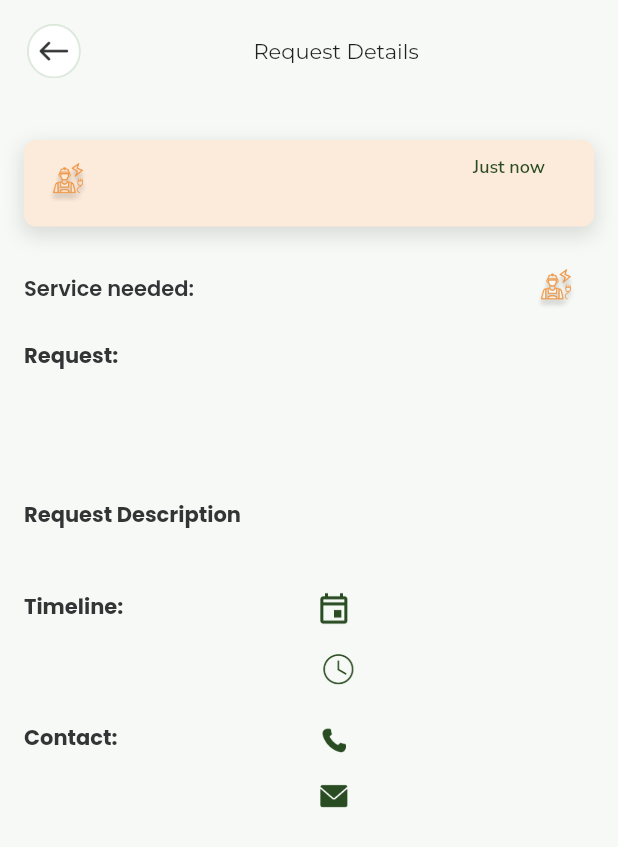
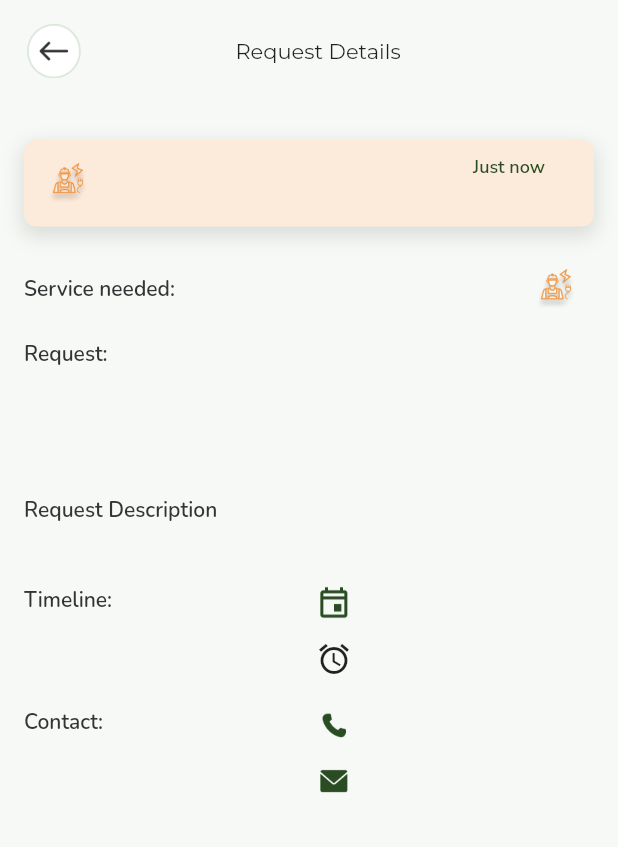
Before and after one commit to Abja-Estate/mobile-tenant, a Flutter app: the ViewRequest screen opened directly with empty values, on a phone screen of 412 x 824 dp. Shown: the top 847 px of the screen. Run offline on Flutter 3.47's test engine with Material 2 defaults, Android fonts, the phone set to English and light mode, and no system bars; our stand-ins replace awesome_notifications, buttons_tabbar, cached_network_image, carousel_slider, dotted_border, email_validator and 12 more; missing offline and left inert: dart:ffi, image_stack; accounts and stored records are empty; network calls fail.

Commit message:
corrected alignment issues.

```diff
--- a/lib/views/request/view_request/view_request.dart
+++ b/lib/views/request/view_request/view_request.dart
@@ -57,7 +57,7 @@ class _ViewRequestState extends State<ViewRequest> {
                         ),
                       ),
                       Text("Request Details"),
-                      Text("")
+                   SizedBox(width: 24,)
                     ],
                   ),
                 ),
@@ -151,7 +151,7 @@ class _ViewRequestState extends State<ViewRequest> {
                   children: [
                     Text(
                       "Service needed:",
-                      style: AppFonts.boldText.copyWith(
+                     style: AppFonts.bodyText.copyWith(
                           color: Pallete.text,
                           fontSize: 14,
                           fontWeight: FontWeight.w600),
@@ -184,10 +184,10 @@ class _ViewRequestState extends State<ViewRequest> {
                   children: [
                     Text(
                       "Request:",
-                      style: AppFonts.boldText.copyWith(
+                     style: AppFonts.bodyText.copyWith(
                           color: Pallete.text,
                           fontSize: 14,
-                          fontWeight: FontWeight.bold),
+                                  fontWeight: FontWeight.w600),
                     ),
                     SizedBox(
                       height: _getSize.height * 0.008,
@@ -225,10 +225,10 @@ class _ViewRequestState extends State<ViewRequest> {
                   children: [
                     Text(
                       "Request Description",
-                      style: AppFonts.boldText.copyWith(
+                      style: AppFonts.bodyText.copyWith(
                           color: Pallete.text,
                           fontSize: 14,
-                          fontWeight: FontWeight.bold),
+                                     fontWeight: FontWeight.w600),
                     ),
                     SizedBox(
                       height: _getSize.height * 0.005,
@@ -250,10 +250,10 @@ class _ViewRequestState extends State<ViewRequest> {
                   children: [
                     Text(
                       "Timeline:",
-                      style: AppFonts.boldText.copyWith(
+                     style: AppFonts.bodyText.copyWith(
                           color: Pallete.text,
                           fontSize: 14,
-                          fontWeight: FontWeight.bold),
+                          fontWeight: FontWeight.w600),
                     ),
                     SizedBox(
                       height: _getSize.height * 0.005,
@@ -283,12 +283,17 @@ class _ViewRequestState extends State<ViewRequest> {
                           SizedBox(
                             height: _getSize.height * 0.015,
                           ),
+                          SizedBox(
+                              width: _getSize.width * 0.6,
+                            child: Row(mainAxisAlignment: MainAxisAlignment.spaceBetween,
+                              children: [
                                 Row(
+
+
                                   children: [
-                              Image.asset(
-                                AppImages.clock,
-                                color: Pallete.primaryColor,
-                                width: 30,
+                                    Icon(Icons.alarm),
+                                     SizedBox(
+                                width: 4,
                               ),
                                     Text(
                                       requestData['period'],
@@ -297,6 +302,10 @@ class _ViewRequestState extends State<ViewRequest> {
                                       ),
                                     ),
                                   ],
+                                )
+,
+                              ],
+                            ),
                           ),
                         ],
                       ),
@@ -312,10 +321,10 @@ class _ViewRequestState extends State<ViewRequest> {
                   children: [
                     Text(
                       "Contact:",
-                      style: AppFonts.boldText.copyWith(
+                      style: AppFonts.bodyText.copyWith(
                           color: Pallete.text,
                           fontSize: 14,
-                          fontWeight: FontWeight.bold),
+                          fontWeight: FontWeight.w600),
                     ),
                     SizedBox(
                       height: _getSize.height * 0.005,
@@ -354,10 +363,14 @@ class _ViewRequestState extends State<ViewRequest> {
                               SizedBox(
                                 width: 4,
                               ),
-                              Text(
+                              SizedBox(
+                                width: _getSize.width * 0.35,
+                                child: Text(
                                requestData['email'],
+                                  overflow: TextOverflow.ellipsis,
                                   style: AppFonts.body1.copyWith(
                                     color: Pallete.text,
+                                  ),
                                 ),
                               ),
                             ],
```
Lines whose indentation alone changed are shown as unchanged.
